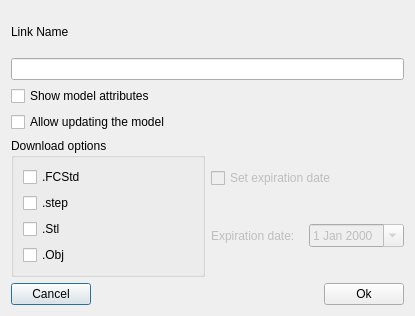
Above: SharingLinkEditDialog.ui from Ondsel-Development/Ondsel-Lens-Addon before the change. Below: the same form after it.
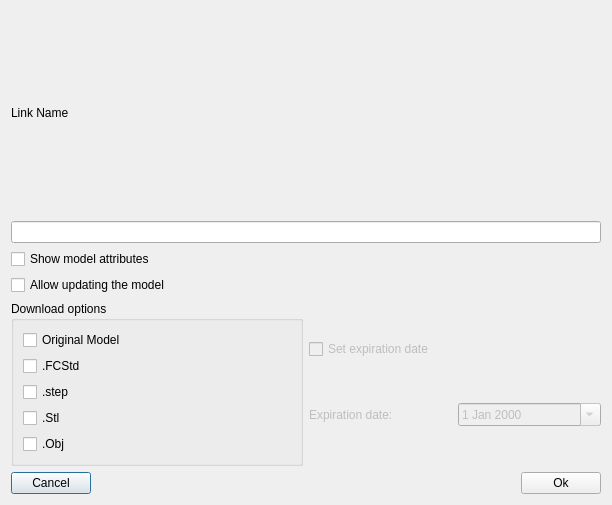
That is the form after the change.

What changed in the file:
```diff
--- a/SharingLinkEditDialog.ui
+++ b/SharingLinkEditDialog.ui
@@ -6,8 +6,8 @@
    <rect>
     <x>0</x>
     <y>0</y>
-    <width>415</width>
-    <height>316</height>
+    <width>612</width>
+    <height>505</height>
    </rect>
   </property>
   <property name="windowTitle">
@@ -46,6 +46,13 @@
         <string>Download options</string>
        </property>
        <layout class="QVBoxLayout" name="verticalLayout">
+        <item>
+         <widget class="QCheckBox" name="canDownloadDefaultModelCheckBox">
+          <property name="text">
+           <string>Original Model</string>
+          </property>
+         </widget>
+        </item>
         <item>
          <widget class="QCheckBox" name="canExportFCStdCheckBox">
           <property name="text">
@@ -129,7 +136,7 @@
      <item>
       <spacer name="horizontalSpacer">
        <property name="sizePolicy">
-        <sizepolicy hsizetype="MinimumExpanding" vsizetype="Minimum">
+        <sizepolicy hsizetype="Minimum" vsizetype="Minimum">
          <horstretch>0</horstretch>
          <verstretch>0</verstretch>
         </sizepolicy>
```
